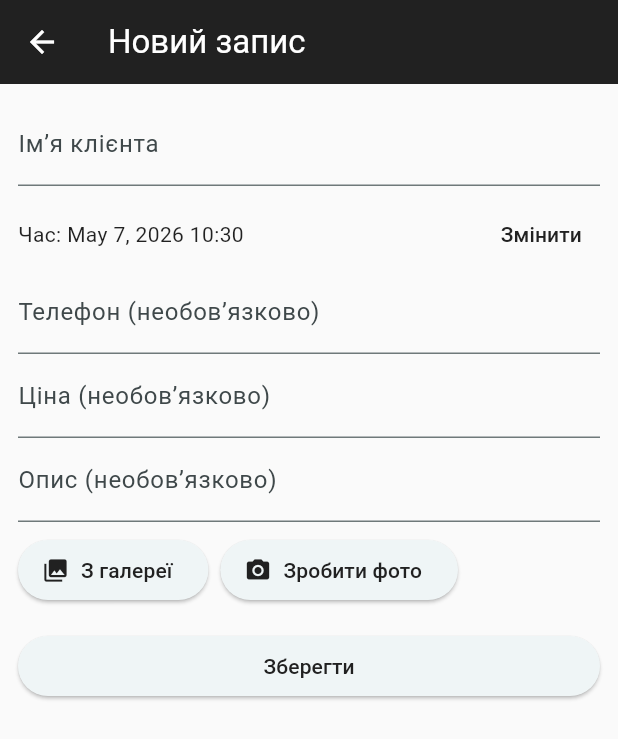
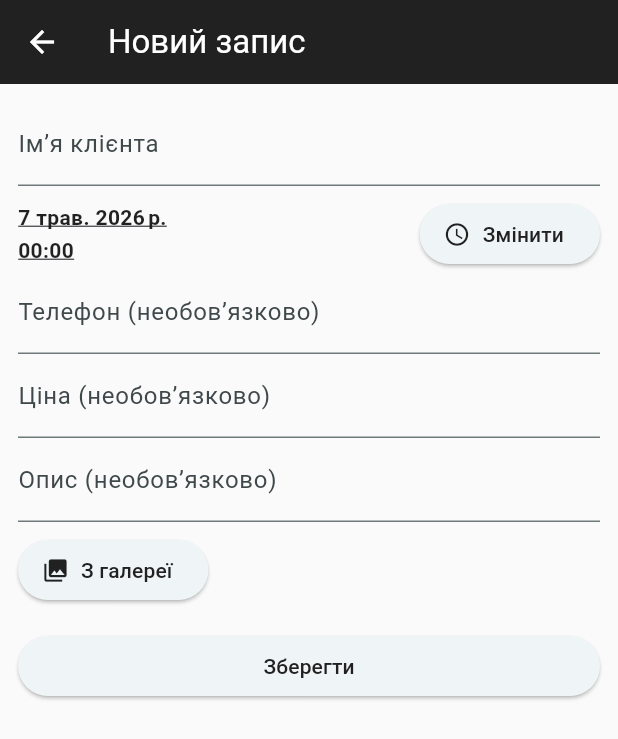
Before and after one commit to robberRds/beautydiary, a Flutter app: the NewAppointmentScreen screen opened by its route, after a tap on "З галереї", on a phone screen of 412 x 824 dp. Shown: the top 739 px of the screen. Run offline on Flutter 3.47's test engine with Material 3 defaults, Android fonts, the phone set to English and light mode, and no system bars; our stand-ins replace flutter_local_notifications, font_awesome_flutter, image_picker, printing, shared_preferences, sqflite and 2 more; missing offline and left inert: excel; accounts and stored records are empty.

Commit message:
refactor: покращення інтерфейсу форм, роботи з фото та оновлення брендингу додатка

```diff
--- a/lib/screens/new_appointment_screen.dart
+++ b/lib/screens/new_appointment_screen.dart
@@ -8,6 +8,7 @@ import 'package:image_picker/image_picker.dart';
 import 'package:path_provider/path_provider.dart';
 import '../models/appointment.dart';
 import '../services/db_service.dart';
+import 'photo_viewer_screen.dart';
 
 class NewAppointmentScreen extends StatefulWidget {
   const NewAppointmentScreen({super.key});
@@ -23,8 +24,9 @@ class _NewAppointmentScreenState extends State<NewAppointmentScreen> {
   final _priceCtl = TextEditingController();
   final _noteCtl = TextEditingController();
   String? _imagePath;
-  DateTime _dt = DateTime.now();
+  DateTime _dt = DateTime(DateTime.now().year, DateTime.now().month, DateTime.now().day, 0, 0);
   int? _editingId;
+  bool _argsApplied = false;
   double minPrice = 0.0;
   int phoneDigits = 10;
 
@@ -45,8 +47,10 @@ class _NewAppointmentScreenState extends State<NewAppointmentScreen> {
   @override
   void didChangeDependencies() {
     super.didChangeDependencies();
+    if (!_argsApplied) {
       final arg = ModalRoute.of(context)!.settings.arguments;
       if (arg is DateTime) {
+        // If navigated to create a new appointment for a date, default time stays at 00:00
         _dt = DateTime(arg.year, arg.month, arg.day, _dt.hour, _dt.minute);
       } else if (arg is Appointment) {
         final a = arg;
@@ -57,6 +61,8 @@ class _NewAppointmentScreenState extends State<NewAppointmentScreen> {
         _noteCtl.text = a.note ?? '';
         _dt = a.dateTime;
         _imagePath = a.photoPath;
+      }
+      _argsApplied = true;
     }
   }
 
@@ -79,9 +85,19 @@ class _NewAppointmentScreenState extends State<NewAppointmentScreen> {
     );
     if (date == null) return;
     if (!mounted) return;
-    final time = await showTimePicker(context: context, initialTime: TimeOfDay.fromDateTime(_dt));
-    if (time == null) return;
+    final time = await showTimePicker(
+      context: context,
+      initialTime: TimeOfDay.fromDateTime(_dt),
+      initialEntryMode: TimePickerEntryMode.input,
+    );
     if (!mounted) return;
+    if (time == null) {
+      // If user selected a date but cancelled time, keep previous time and apply new date
+      setState(() {
+        _dt = DateTime(date.year, date.month, date.day, _dt.hour, _dt.minute);
+      });
+      return;
+    }
     setState(() {
       _dt = DateTime(date.year, date.month, date.day, time.hour, time.minute);
     });
@@ -112,11 +128,19 @@ class _NewAppointmentScreenState extends State<NewAppointmentScreen> {
   Future<void> _pickImage(ImageSource src) async {
     try {
       final picker = ImagePicker();
-      final x = await picker.pickImage(source: src, maxWidth: 1600, imageQuality: 80);
-      if (x == null) return;
-      final bytes = await x.readAsBytes();
+      XFile? xfile;
+      try {
+        xfile = await picker.pickImage(source: src, maxWidth: 1600, imageQuality: 80);
+      } catch (e) {
+        debugPrint('ImagePicker exception: $e');
+        if (!mounted) return;
+        ScaffoldMessenger.of(context).showSnackBar(const SnackBar(content: Text('Не вдалося відкрити камеру/галерею')));
+        return;
+      }
+      if (xfile == null) return;
+      final bytes = await xfile.readAsBytes();
       final dir = await getApplicationDocumentsDirectory();
-      final filename = 'appointment_${DateTime.now().millisecondsSinceEpoch}${extension(x.path)}';
+      final filename = 'appointment_${DateTime.now().millisecondsSinceEpoch}${extension(xfile.path)}';
       final out = File('${dir.path}/$filename');
       await out.writeAsBytes(bytes);
       setState(() {
@@ -124,6 +148,8 @@ class _NewAppointmentScreenState extends State<NewAppointmentScreen> {
       });
     } catch (e) {
       debugPrint('Image pick error: $e');
+      if (!mounted) return;
+      ScaffoldMessenger.of(context).showSnackBar(const SnackBar(content: Text('Сталася помилка при виборі фото')));
     }
   }
 
@@ -170,8 +196,16 @@ class _NewAppointmentScreenState extends State<NewAppointmentScreen> {
               ),
               const SizedBox(height: 8),
               Row(children: [
-                Expanded(child: Text('Час: ${DateFormat.yMMMd().add_Hm().format(_dt)}')),
-                TextButton(onPressed: _pickDateTime, child: const Text('Змінити'))
+                Expanded(
+                    child: InkWell(
+                  onTap: _pickDateTime,
+                  child: Column(crossAxisAlignment: CrossAxisAlignment.start, children: [
+                    Text(DateFormat.yMMMd('uk').format(_dt), style: const TextStyle(decoration: TextDecoration.underline, fontWeight: FontWeight.w600)),
+                    const SizedBox(height: 2),
+                    Text(DateFormat.Hm().format(_dt), style: const TextStyle(decoration: TextDecoration.underline, fontWeight: FontWeight.w600)),
+                  ]),
+                )),
+                ElevatedButton.icon(onPressed: _pickDateTime, icon: const Icon(Icons.access_time), label: const Text('Змінити'))
               ]),
               TextFormField(
                 controller: _phoneCtl,
@@ -202,11 +236,16 @@ class _NewAppointmentScreenState extends State<NewAppointmentScreen> {
                 decoration: const InputDecoration(labelText: 'Опис (необовʼязково)'),
               ),
               const SizedBox(height: 8),
-              if (_imagePath != null) Center(child: Image.file(File(_imagePath!), width: 160, height: 160, fit: BoxFit.cover)),
+              if (_imagePath != null)
+                Center(
+                    child: GestureDetector(
+                  onTap: () {
+                    Navigator.of(context).push(MaterialPageRoute(builder: (_) => PhotoViewerScreen(path: _imagePath!)));
+                  },
+                  child: Image.file(File(_imagePath!), width: 160, height: 160, fit: BoxFit.cover),
+                )),
               Row(children: [
                 ElevatedButton.icon(onPressed: () => _pickImage(ImageSource.gallery), icon: const Icon(Icons.photo_library), label: const Text('З галереї')),
-                const SizedBox(width: 8),
-                ElevatedButton.icon(onPressed: () => _pickImage(ImageSource.camera), icon: const Icon(Icons.camera_alt), label: const Text('Зробити фото')),
                 const SizedBox(width: 8),
                 if (_imagePath != null) TextButton(onPressed: () => setState(() => _imagePath = null), child: const Text('Видалити'))
               ]),
--- a/lib/screens/visit_history_screen.dart
+++ b/lib/screens/visit_history_screen.dart
@@ -77,7 +77,7 @@ class _VisitHistoryScreenState extends State<VisitHistoryScreen> {
     }
 
     return Scaffold(
-      appBar: AppBar(title: const Text('Історія відвідувань')),
+      appBar: AppBar(title: const Text('Записи клієнтів')),
       body: Padding(
         padding: const EdgeInsets.all(12.0),
         child: Column(
```
Also changed, not shown: lib/screens/home_screen.dart (+11 -0 lines), lib/screens/photo_gallery_screen.dart (+8 -1 lines), lib/screens/photo_viewer_screen.dart (added, +23 -0 lines), lib/screens/splash_screen.dart (+10 -4 lines), lib/services/notification_service.dart (+22 -0 lines), pubspec.yaml (+7 -0 lines), lib/icon/Image_m2rublm2rublm2ru.png (added), 1 other file. Lines whose indentation alone changed are shown as unchanged.
